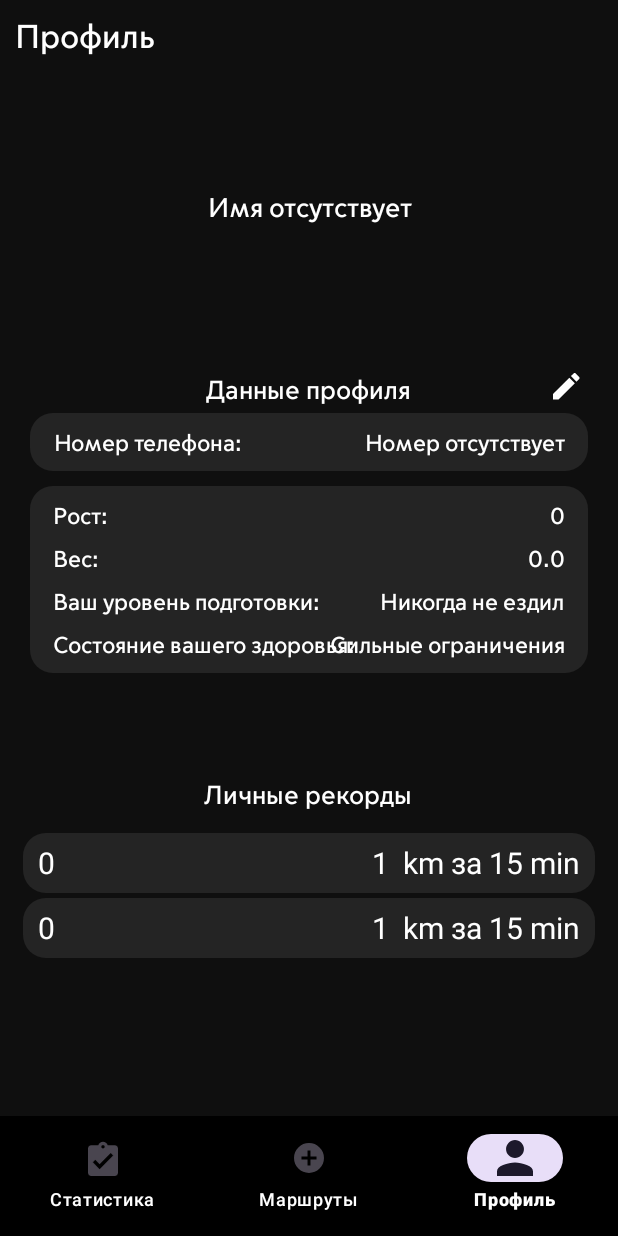
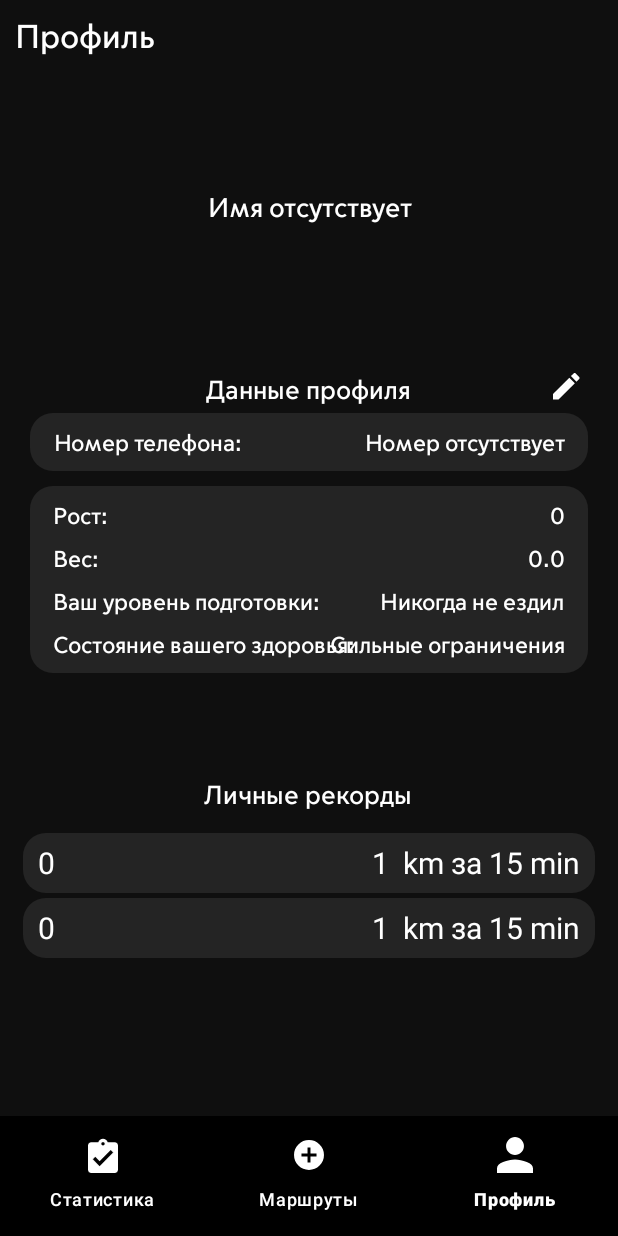
Before and after one commit to LevPrav999/TrackingApp, an Android app: the MainActivity screen opened directly, with no data from a screen before it, item 3 of the bottom bar chosen, on a phone screen of 412 x 824 dp. Run offline under Robolectric (Android 15) with nearby library versions, the phone set to English and light mode, and no system bars; our stand-ins replace Room's generated code; libraries missing offline, so code that uses them is left out: com.google.firebase.crashlytics, com.jjoe64.graphview; 11 statements that could not run were skipped.

Commit message:
[NOT WORK] change color of selected element

```diff
--- a/app/src/main/res/layout/activity_main.xml
+++ b/app/src/main/res/layout/activity_main.xml
@@ -27,6 +27,8 @@
         app:itemPaddingBottom="20dp"
         app:itemRippleColor="@color/white"
         app:itemTextColor="@color/white"
+        app:itemIconTint="@color/white"
+        app:itemActiveIndicatorStyle="@style/BottomNavigation.ActiveItemTextAppearance"
         app:menu="@menu/bottom_menu" />
 
 
--- a/app/src/main/res/values/styles.xml
+++ b/app/src/main/res/values/styles.xml
@@ -63,4 +63,15 @@
         <item name="android:fontFamily">@font/moscowsansregular</item>
     </style>
 
+    <style name="BottomNavigation.ActiveItemTextAppearance" parent="TextAppearance.AppCompat">
+        <item name="android:textStyle">bold</item>
+        <item name="android:fontFamily">@font/moscowsansregular</item>
+        <item name="android:width">28dp</item>
+        <item name="android:height">28dp</item>
+        <item name="android:background">@color/dark_orange</item>
+        <item name="android:itemBackground">@color/dark_orange</item>
+        <item name="android:textColor">@color/dark_orange</item>
+    </style>
+
+
 </resources>
```
